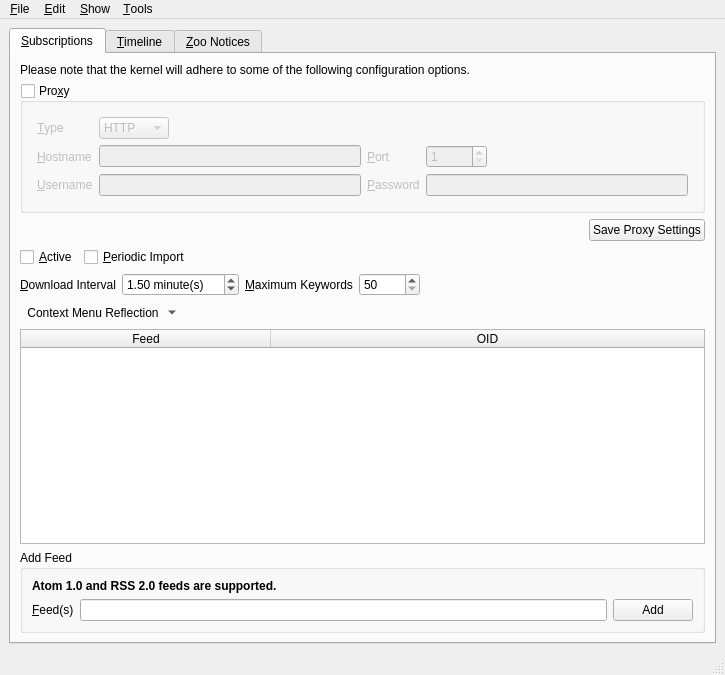
The window that branches/trunk/UI/spot-on-rss.ui (textbrowser/spot-on) describes before a commit, drawn with Qt 5.
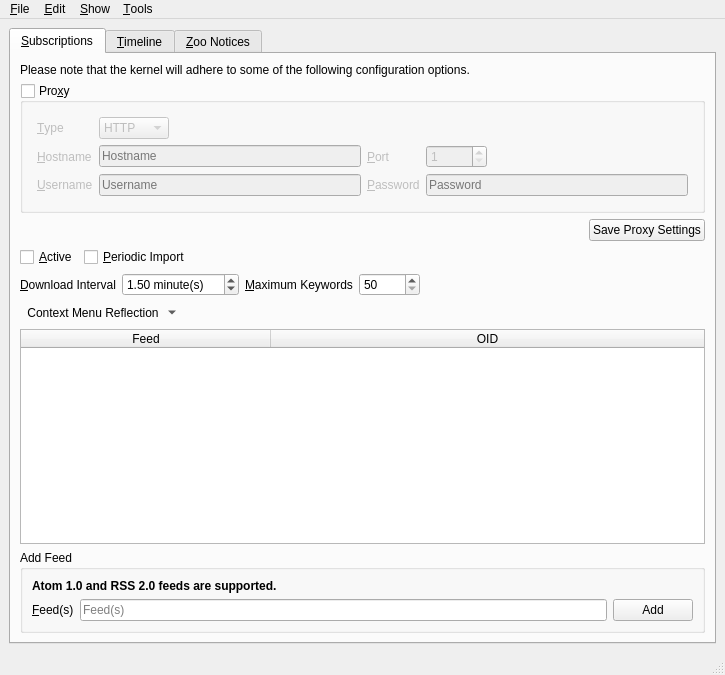
The same window after the commit. Icons and pictures are not drawn. Custom widgets are drawn as their Qt base class.

What changed in the file:
```diff
--- a/branches/trunk/UI/spot-on-rss.ui
+++ b/branches/trunk/UI/spot-on-rss.ui
@@ -73,7 +73,11 @@
              </property>
              <layout class="QGridLayout" name="gridLayout">
               <item row="1" column="1">
-               <widget class="QLineEdit" name="proxyHostname"/>
+               <widget class="QLineEdit" name="proxyHostname">
+                <property name="placeholderText">
+                 <string>Hostname</string>
+                </property>
+               </widget>
               </item>
               <item row="0" column="0">
                <widget class="QLabel" name="label_3">
@@ -148,7 +152,11 @@
                </widget>
               </item>
               <item row="2" column="1">
-               <widget class="QLineEdit" name="proxyUsername"/>
+               <widget class="QLineEdit" name="proxyUsername">
+                <property name="placeholderText">
+                 <string>Username</string>
+                </property>
+               </widget>
               </item>
               <item row="2" column="2">
                <widget class="QLabel" name="label_20">
@@ -168,6 +176,9 @@
                 <property name="echoMode">
                  <enum>QLineEdit::Password</enum>
                 </property>
+                <property name="placeholderText">
+                 <string>Password</string>
+                </property>
                </widget>
               </item>
               <item row="1" column="2">
@@ -466,6 +477,9 @@
                <property name="toolTip">
                 <string>&lt;html&gt;&lt;head/&gt;&lt;body&gt;&lt;p&gt;Multiple links may be specified. Please separate links via single spaces.&lt;/p&gt;&lt;/body&gt;&lt;/html&gt;</string>
                </property>
+               <property name="placeholderText">
+                <string>Feed(s)</string>
+               </property>
               </widget>
              </item>
              <item>
```
Left out of the diff: 5 changed lines with no effect on the pictures.
